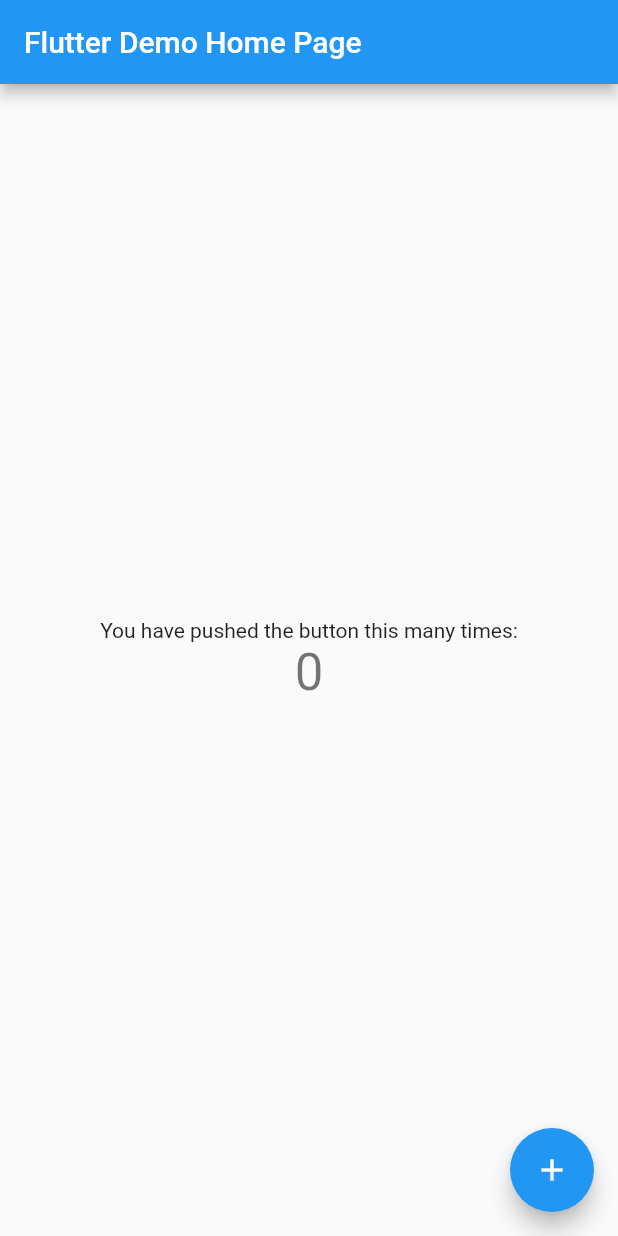
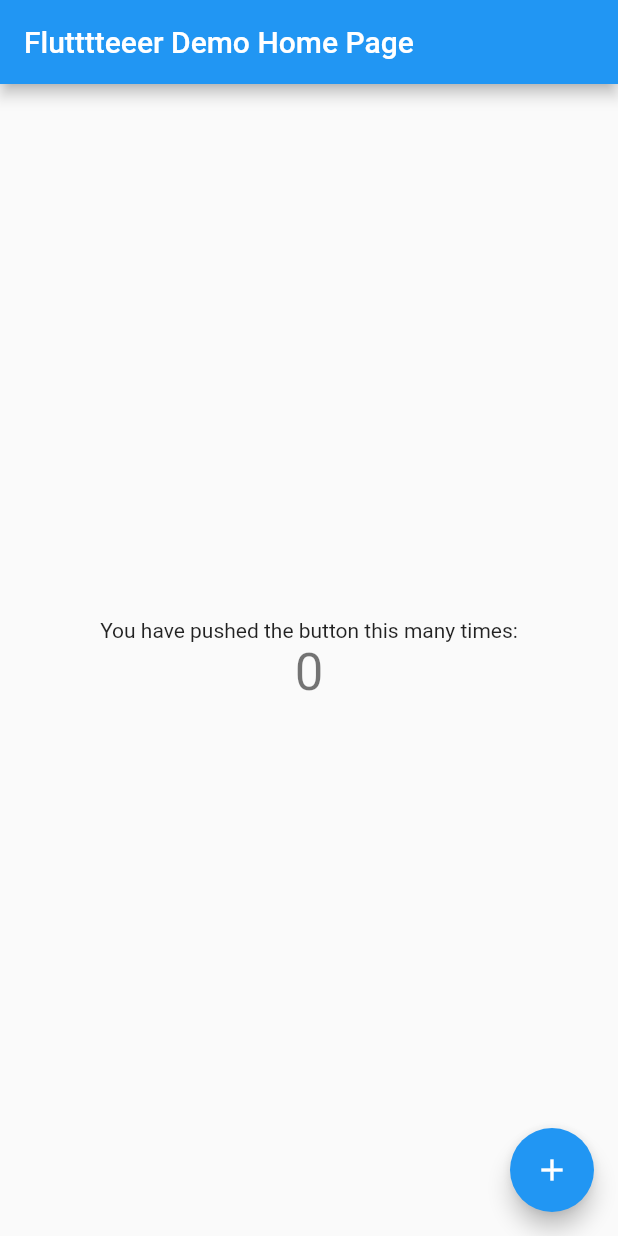
Before and after one commit to guilhermeMilani/curso-dia2, a Flutter app: the screen it shows after launch, on a phone screen of 412 x 824 dp. Run offline on Flutter 3.47's test engine with Material 2 defaults, Android fonts, the phone set to English and light mode, and no system bars.

Commit message:
fazendo o marge

```diff
--- a/lib/main.dart
+++ b/lib/main.dart
@@ -24,7 +24,7 @@ class MyApp extends StatelessWidget {
         // is not restarted.
         primarySwatch: Colors.blue,
       ),
-      home: const MyHomePage(title: 'Flutter Demo Home Page'),
+      home: const MyHomePage(title: 'Flutttteeer Demo Home Page'),
     );
   }
 }
```
